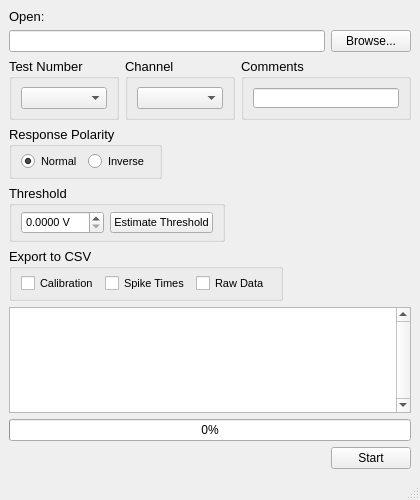
Above: main.ui from portfors-lab/Sparkle-HDF5-Extractor before the change. Below: the same form after it.
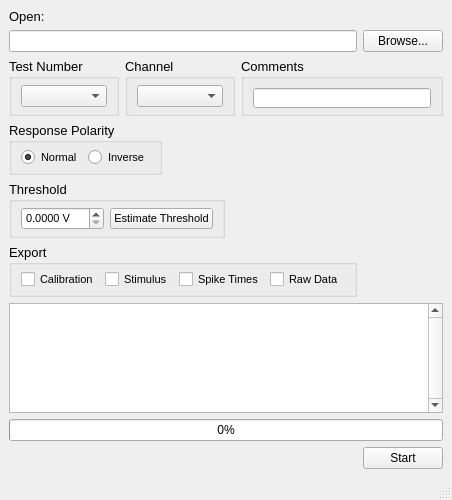
That is the form after the change. Icons and pictures are not drawn.

Commit message: Added stimulus export option. Exports to .txt file.

The edit to the form file:
```diff
--- a/main.ui
+++ b/main.ui
@@ -246,7 +246,7 @@
            </font>
           </property>
           <property name="title">
-           <string>Export to CSV </string>
+           <string>Export </string>
           </property>
           <property name="flat">
            <bool>true</bool>
@@ -276,7 +276,7 @@
              </property>
             </widget>
            </item>
-           <item row="0" column="1">
+           <item row="0" column="2">
             <widget class="QCheckBox" name="checkBox_spikes">
              <property name="font">
               <font>
@@ -288,7 +288,7 @@
              </property>
             </widget>
            </item>
-           <item row="0" column="2">
+           <item row="0" column="3">
             <widget class="QCheckBox" name="checkBox_raw">
              <property name="font">
               <font>
@@ -300,6 +300,18 @@
              </property>
             </widget>
            </item>
+           <item row="0" column="1">
+            <widget class="QCheckBox" name="checkBox_stim">
+             <property name="font">
+              <font>
+               <pointsize>8</pointsize>
+              </font>
+             </property>
+             <property name="text">
+              <string>Stimulus</string>
+             </property>
+            </widget>
+           </item>
           </layout>
          </widget>
         </item>
@@ -446,6 +458,12 @@
            <bool>true</bool>
           </property>
           <layout class="QGridLayout" name="gridLayout_7">
+           <property name="topMargin">
+            <number>9</number>
+           </property>
+           <property name="bottomMargin">
+            <number>5</number>
+           </property>
            <item row="0" column="0">
             <widget class="QLineEdit" name="lineEdit_comments">
              <property name="enabled">
```
The commit also changes 2 other files.
